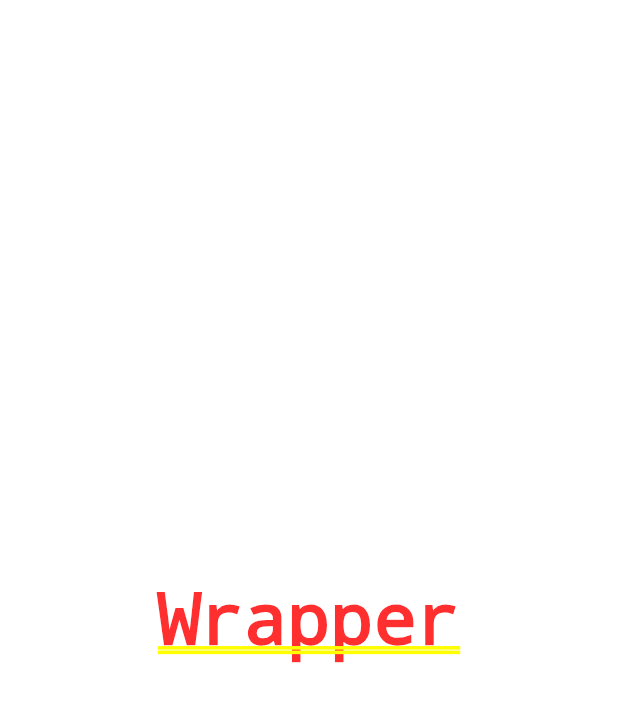
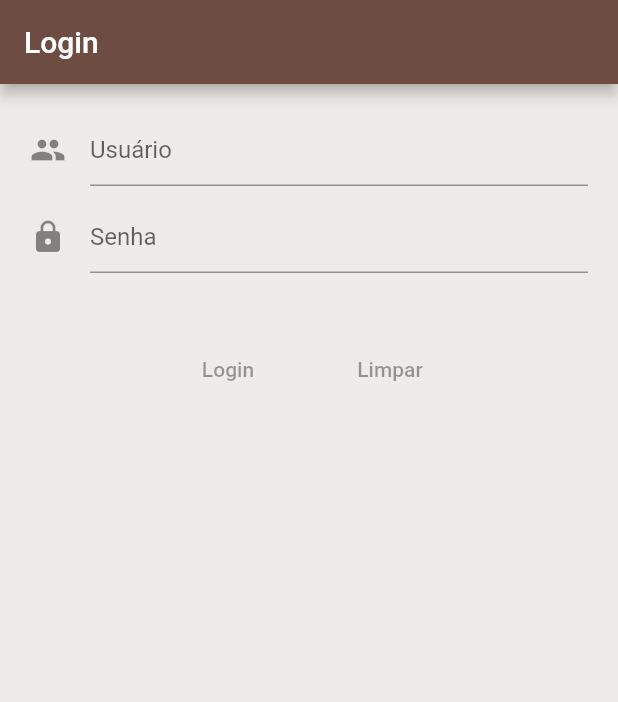
Before and after one commit to luisalgust0-web/compras, a Flutter app: the screen it shows after launch, on a phone screen of 412 x 824 dp. Shown: the top 702 px of the screen. Run offline on Flutter 3.47's test engine with Material 2 defaults, Android fonts, the phone set to English and light mode, and no system bars.

Commit message:
Criad tela de login

```diff
--- /dev/null
+++ b/lib/screens/auth/login.dart
@@ -0,0 +1,49 @@
+import 'package:flutter/material.dart';
+import 'package:flutter/services.dart';
+
+class Login extends StatefulWidget {
+  @override
+  _LoginState createState() => _LoginState();
+}
+
+class _LoginState extends State<Login> {
+  @override
+  Widget build(BuildContext context) {
+    return Scaffold(
+      backgroundColor: Colors.brown[50],
+      appBar: AppBar(
+        backgroundColor: Colors.brown[600],
+        title: Text(
+          "Login",
+        ),
+      ),
+      body: Container(
+        padding: EdgeInsets.all(20),
+        child: Column(
+          children: [
+            TextField(
+              decoration: InputDecoration(
+                  icon: Icon(Icons.people), hintText: "Usuário",),
+                  keyboardType: TextInputType.text,
+            ),
+            Container(height: 10,),
+            TextField(
+              decoration: InputDecoration(icon: Icon(Icons.lock),
+                hintText: "Senha",),
+                  keyboardType: TextInputType.visiblePassword,
+            ),
+            Container(height: 40,),
+            Row(
+              mainAxisAlignment: MainAxisAlignment.center,
+              children: [
+                FlatButton(onPressed: null, child: Text("Login"),),
+                Container(width: 20,),
+                FlatButton(onPressed: null, child: Text("Limpar"),),
+              ],
+            )
+          ],
+        ),
+      ),
+    );
+  }
+}
--- a/lib/screens/wrapper.dart
+++ b/lib/screens/wrapper.dart
@@ -1,10 +1,9 @@
+import 'package:compras/screens/auth/login.dart';
 import 'package:flutter/material.dart';
 
 class Wrapper extends StatelessWidget {
   @override
   Widget build(BuildContext context) {
-    return Center(
-      child: Text("Wrapper"),
-    );
+      return Login();
   }
 }
```
Also changed, not shown: lib/services/AuthService.dart (+8 -0 lines), lib/screens/auth/newUser.dart (added).
